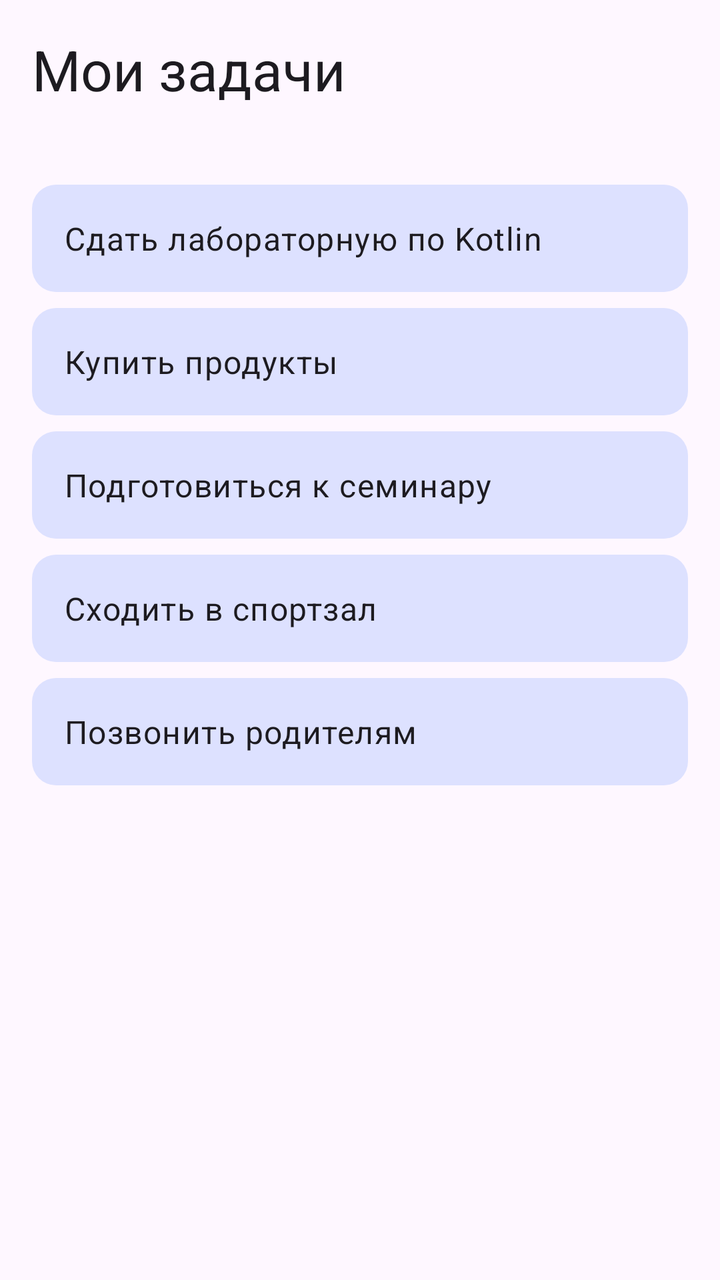
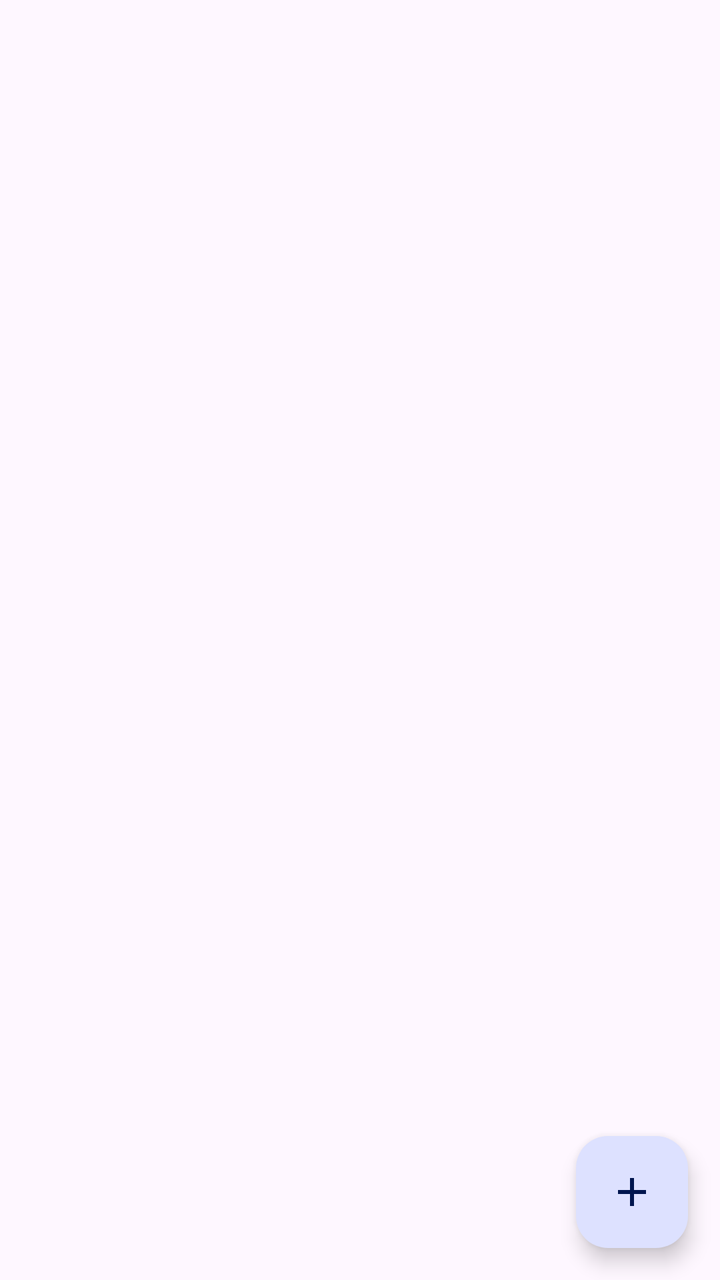

Two renders of the same Android screen: before a commit and after it. Below are the layout's source before the change and the commit's diff.
<!-- AndroidManifest.xml: application theme Theme.TaskCalendar -->
<!-- res/layout/activity_main.xml -->
<?xml version="1.0" encoding="utf-8"?>
<androidx.constraintlayout.widget.ConstraintLayout
    xmlns:android="http://schemas.android.com/apk/res/android"
    xmlns:app="http://schemas.android.com/apk/res-auto"
    android:layout_width="match_parent"
    android:layout_height="match_parent"
    android:padding="16dp">

    <TextView
        android:id="@+id/tvHeader"
        android:layout_width="0dp"
        android:layout_height="wrap_content"
        android:text="@string/header_title"
        android:textAppearance="?attr/textAppearanceHeadlineMedium"
        app:layout_constraintEnd_toEndOf="parent"
        app:layout_constraintStart_toStartOf="parent"
        app:layout_constraintTop_toTopOf="parent" />

    <TextView
        android:id="@+id/tvSubtitle"
        android:layout_width="0dp"
        android:layout_height="wrap_content"
        android:layout_marginTop="4dp"
        android:textAppearance="?attr/textAppearanceBodyMedium"
        app:layout_constraintEnd_toEndOf="parent"
        app:layout_constraintStart_toStartOf="parent"
        app:layout_constraintTop_toBottomOf="@id/tvHeader" />

    
    <LinearLayout
        android:id="@+id/llTasks"
        android:layout_width="0dp"
        android:layout_height="wrap_content"
        android:layout_marginTop="16dp"
        android:orientation="vertical"
        app:layout_constraintEnd_toEndOf="parent"
        app:layout_constraintStart_toStartOf="parent"
        app:layout_constraintTop_toBottomOf="@id/tvSubtitle">

        <TextView
            android:id="@+id/tvTask1"
            android:layout_width="match_parent"
            android:layout_height="wrap_content"
            android:layout_marginBottom="8dp"
            android:background="@drawable/bg_task_stub"
            android:padding="16dp"
            android:text="@string/task_stub_1"
            android:textAppearance="?attr/textAppearanceBodyLarge" />

        <TextView
            android:id="@+id/tvTask2"
            android:layout_width="match_parent"
            android:layout_height="wrap_content"
            android:layout_marginBottom="8dp"
            android:background="@drawable/bg_task_stub"
            android:padding="16dp"
            android:text="@string/task_stub_2"
            android:textAppearance="?attr/textAppearanceBodyLarge" />

        <TextView
            android:id="@+id/tvTask3"
            android:layout_width="match_parent"
            android:layout_height="wrap_content"
            android:layout_marginBottom="8dp"
            android:background="@drawable/bg_task_stub"
            android:padding="16dp"
            android:text="@string/task_stub_3"
            android:textAppearance="?attr/textAppearanceBodyLarge" />

        <TextView
            android:id="@+id/tvTask4"
            android:layout_width="match_parent"
            android:layout_height="wrap_content"
            android:layout_marginBottom="8dp"
            android:background="@drawable/bg_task_stub"
            android:padding="16dp"
            android:text="@string/task_stub_4"
            android:textAppearance="?attr/textAppearanceBodyLarge" />

        <TextView
            android:id="@+id/tvTask5"
            android:layout_width="match_parent"
            android:layout_height="wrap_content"
            android:background="@drawable/bg_task_stub"
            android:padding="16dp"
            android:text="@string/task_stub_5"
            android:textAppearance="?attr/textAppearanceBodyLarge" />
    </LinearLayout>

</androidx.constraintlayout.widget.ConstraintLayout>
<!-- resources referenced by this layout -->
<resources>
  <!-- drawable bg_task_stub (drawable) -->
  <?xml version="1.0" encoding="utf-8"?>
  <shape xmlns:android="http://schemas.android.com/apk/res/android"
      android:shape="rectangle">
      <solid android:color="@color/primary_container" />
      <corners android:radius="12dp" />
  </shape>
  <string name="header_title">Мои задачи</string>
  <string name="task_stub_1">Сдать лабораторную по Kotlin</string>
  <string name="task_stub_2">Купить продукты</string>
  <string name="task_stub_3">Подготовиться к семинару</string>
  <string name="task_stub_4">Сходить в спортзал</string>
  <string name="task_stub_5">Позвонить родителям</string>
  <style name="Theme.TaskCalendar" parent="Theme.Material3.Light">
          <item name="colorPrimary">@color/primary</item>
          <item name="colorOnPrimary">@color/white</item>
          <item name="colorPrimaryContainer">@color/primary_container</item>
          <item name="colorOnPrimaryContainer">@color/on_primary_container</item>
      </style>
  <color name="primary_container">#DDE1FF</color>
  <color name="primary">#3F51B5</color>
  <color name="white">#FFFFFF</color>
  <color name="on_primary_container">#00164F</color>
</resources>

<!-- the commit's change to res/layout/activity_main.xml (unified diff, before → after) -->
@@ -1,90 +1,26 @@
 <?xml version="1.0" encoding="utf-8"?>
-<androidx.constraintlayout.widget.ConstraintLayout
+<androidx.coordinatorlayout.widget.CoordinatorLayout
     xmlns:android="http://schemas.android.com/apk/res/android"
     xmlns:app="http://schemas.android.com/apk/res-auto"
     android:layout_width="match_parent"
-    android:layout_height="match_parent"
-    android:padding="16dp">
-
-    <TextView
-        android:id="@+id/tvHeader"
-        android:layout_width="0dp"
-        android:layout_height="wrap_content"
-        android:text="@string/header_title"
-        android:textAppearance="?attr/textAppearanceHeadlineMedium"
-        app:layout_constraintEnd_toEndOf="parent"
-        app:layout_constraintStart_toStartOf="parent"
-        app:layout_constraintTop_toTopOf="parent" />
-
-    <TextView
-        android:id="@+id/tvSubtitle"
-        android:layout_width="0dp"
-        android:layout_height="wrap_content"
-        android:layout_marginTop="4dp"
-        android:textAppearance="?attr/textAppearanceBodyMedium"
-        app:layout_constraintEnd_toEndOf="parent"
-        app:layout_constraintStart_toStartOf="parent"
-        app:layout_constraintTop_toBottomOf="@id/tvHeader" />
+    android:layout_height="match_parent">
 
     
-    <LinearLayout
-        android:id="@+id/llTasks"
-        android:layout_width="0dp"
+    <androidx.recyclerview.widget.RecyclerView
+        android:id="@+id/rvTasks"
+        android:layout_width="match_parent"
+        android:layout_height="match_parent"
+        android:clipToPadding="false"
+        android:paddingTop="8dp"
+        android:paddingBottom="88dp" />
+
+    <com.google.android.material.floatingactionbutton.FloatingActionButton
+        android:id="@+id/fabAdd"
+        android:layout_width="wrap_content"
         android:layout_height="wrap_content"
-        android:layout_marginTop="16dp"
-        android:orientation="vertical"
-        app:layout_constraintEnd_toEndOf="parent"
-        app:layout_constraintStart_toStartOf="parent"
-        app:layout_constraintTop_toBottomOf="@id/tvSubtitle">
+        android:layout_gravity="bottom|end"
+        android:layout_margin="16dp"
+        android:contentDescription="@string/add_task"
+        app:srcCompat="@drawable/ic_add" />
 
-        <TextView
-            android:id="@+id/tvTask1"
-            android:layout_width="match_parent"
-            android:layout_height="wrap_content"
-            android:layout_marginBottom="8dp"
-            android:background="@drawable/bg_task_stub"
-            android:padding="16dp"
-            android:text="@string/task_stub_1"
-            android:textAppearance="?attr/textAppearanceBodyLarge" />
-
-        <TextView
-            android:id="@+id/tvTask2"
-            android:layout_width="match_parent"
-            android:layout_height="wrap_content"
-            android:layout_marginBottom="8dp"
-            android:background="@drawable/bg_task_stub"
-            android:padding="16dp"
-            android:text="@string/task_stub_2"
-            android:textAppearance="?attr/textAppearanceBodyLarge" />
-
-        <TextView
-            android:id="@+id/tvTask3"
-            android:layout_width="match_parent"
-            android:layout_height="wrap_content"
-            android:layout_marginBottom="8dp"
-            android:background="@drawable/bg_task_stub"
-            android:padding="16dp"
-            android:text="@string/task_stub_3"
-            android:textAppearance="?attr/textAppearanceBodyLarge" />
-
-        <TextView
-            android:id="@+id/tvTask4"
-            android:layout_width="match_parent"
-            android:layout_height="wrap_content"
-            android:layout_marginBottom="8dp"
-            android:background="@drawable/bg_task_stub"
-            android:padding="16dp"
-            android:text="@string/task_stub_4"
-            android:textAppearance="?attr/textAppearanceBodyLarge" />
-
-        <TextView
-            android:id="@+id/tvTask5"
-            android:layout_width="match_parent"
-            android:layout_height="wrap_content"
-            android:background="@drawable/bg_task_stub"
-            android:padding="16dp"
-            android:text="@string/task_stub_5"
-            android:textAppearance="?attr/textAppearanceBodyLarge" />
-    </LinearLayout>
-
-</androidx.constraintlayout.widget.ConstraintLayout>
+</androidx.coordinatorlayout.widget.CoordinatorLayout>
<!-- resource entries referenced after the edit -->
@@ -1,27 +1,26 @@
 <!-- resources referenced by this layout -->
 <resources>
-  <!-- drawable bg_task_stub (drawable) -->
+  <!-- drawable ic_add (drawable) -->
   <?xml version="1.0" encoding="utf-8"?>
-  <shape xmlns:android="http://schemas.android.com/apk/res/android"
-      android:shape="rectangle">
-      <solid android:color="@color/primary_container" />
-      <corners android:radius="12dp" />
-  </shape>
-  <string name="header_title">Мои задачи</string>
-  <string name="task_stub_1">Сдать лабораторную по Kotlin</string>
-  <string name="task_stub_2">Купить продукты</string>
-  <string name="task_stub_3">Подготовиться к семинару</string>
-  <string name="task_stub_4">Сходить в спортзал</string>
-  <string name="task_stub_5">Позвонить родителям</string>
+  <vector xmlns:android="http://schemas.android.com/apk/res/android"
+      android:width="24dp"
+      android:height="24dp"
+      android:viewportWidth="24"
+      android:viewportHeight="24">
+      <path
+          android:fillColor="#FFFFFF"
+          android:pathData="M19,13h-6v6h-2v-6H5v-2h6V5h2v6h6v2z" />
+  </vector>
+  <string name="add_task">Добавить задачу</string>
   <style name="Theme.TaskCalendar" parent="Theme.Material3.Light">
           <item name="colorPrimary">@color/primary</item>
           <item name="colorOnPrimary">@color/white</item>
           <item name="colorPrimaryContainer">@color/primary_container</item>
           <item name="colorOnPrimaryContainer">@color/on_primary_container</item>
       </style>
-  <color name="primary_container">#DDE1FF</color>
   <color name="primary">#3F51B5</color>
   <color name="white">#FFFFFF</color>
+  <color name="primary_container">#DDE1FF</color>
   <color name="on_primary_container">#00164F</color>
 </resources>
 
